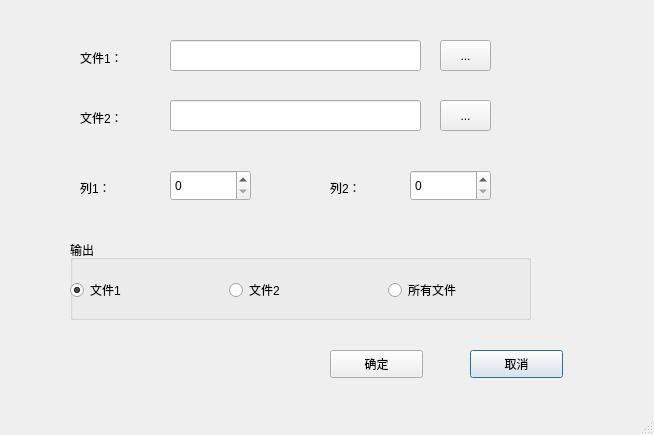
Above: union.ui from onegithuber/intersection_union before the change. Below: the same form after it.
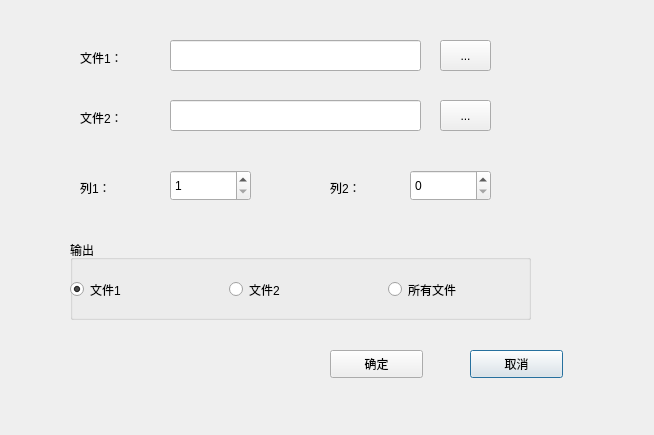
That is the form after the change.

```diff
--- a/union.ui
+++ b/union.ui
@@ -19,6 +19,10 @@
   <property name="windowTitle">
    <string>并集</string>
   </property>
+  <property name="styleSheet">
+   <string notr="true">border-color: qlineargradient(spread:pad, x1:0, y1:0, x2:1, y2:0, stop:0 rgba(255, 178, 102, 255), stop:0.55 rgba(235, 148, 61, 255), stop:0.98 rgba(0, 0, 0, 255), stop:1 rgba(0, 0, 0, 0));
+font: 11pt &quot;黑体&quot;;</string>
+  </property>
   <property name="sizeGripEnabled">
    <bool>true</bool>
   </property>
@@ -154,6 +158,9 @@
      <height>31</height>
     </rect>
    </property>
+   <property name="minimum">
+    <number>1</number>
+   </property>
   </widget>
   <widget class="QLineEdit" name="File1_lineEdit">
    <property name="geometry">
```
